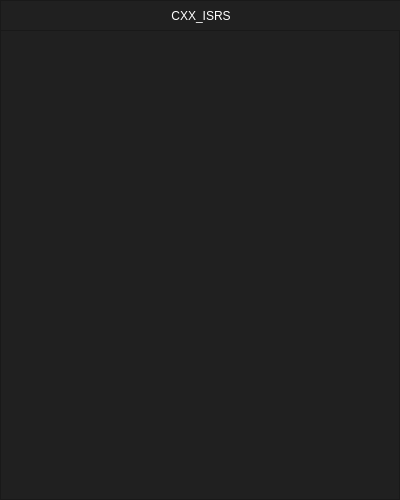
Old version of the form forms/mainwindow.ui in the repository joaogerliandro/CXX_ISRS.
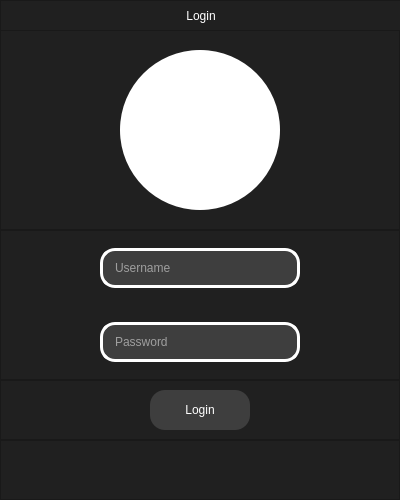
New version of the form. Icons and pictures are not drawn.

Commit message:
feature - adding simple login frame
A simple login frame without backend

```diff
--- a/forms/mainwindow.ui
+++ b/forms/mainwindow.ui
@@ -25,7 +25,11 @@
   <property name="windowTitle">
    <string>CXX_ISRS</string>
   </property>
-  <widget class="QWidget" name="centralwidget">
+  <property name="windowIcon">
+   <iconset resource="../resources/resource_file.qrc">
+    <normaloff>:/default_images/assets/default/default_user_image.png</normaloff>:/default_images/assets/default/default_user_image.png</iconset>
+  </property>
+  <widget class="QWidget" name="login_window">
    <layout class="QVBoxLayout" name="verticalLayout">
     <property name="spacing">
      <number>0</number>
@@ -102,7 +106,7 @@
           <string notr="true">color: rgb(255, 255, 255);</string>
          </property>
          <property name="text">
-          <string>CXX_ISRS</string>
+          <string>Login</string>
          </property>
          <property name="alignment">
           <set>Qt::AlignCenter</set>
@@ -177,7 +181,364 @@
      </widget>
     </item>
     <item>
-     <widget class="QFrame" name="login">
+     <widget class="QFrame" name="avatar">
+      <property name="minimumSize">
+       <size>
+        <width>400</width>
+        <height>200</height>
+       </size>
+      </property>
+      <property name="maximumSize">
+       <size>
+        <width>400</width>
+        <height>200</height>
+       </size>
+      </property>
+      <property name="styleSheet">
+       <string notr="true">background-color: rgb(32, 32, 32);</string>
+      </property>
+      <property name="frameShape">
+       <enum>QFrame::StyledPanel</enum>
+      </property>
+      <property name="frameShadow">
+       <enum>QFrame::Raised</enum>
+      </property>
+      <property name="lineWidth">
+       <number>0</number>
+      </property>
+      <layout class="QHBoxLayout" name="horizontalLayout_2">
+       <property name="spacing">
+        <number>0</number>
+       </property>
+       <property name="leftMargin">
+        <number>0</number>
+       </property>
+       <property name="topMargin">
+        <number>0</number>
+       </property>
+       <property name="rightMargin">
+        <number>0</number>
+       </property>
+       <property name="bottomMargin">
+        <number>0</number>
+       </property>
+       <item alignment="Qt::AlignHCenter|Qt::AlignVCenter">
+        <widget class="QFrame" name="image_frame">
+         <property name="minimumSize">
+          <size>
+           <width>160</width>
+           <height>160</height>
+          </size>
+         </property>
+         <property name="maximumSize">
+          <size>
+           <width>160</width>
+           <height>160</height>
+          </size>
+         </property>
+         <property name="styleSheet">
+          <string notr="true">QFrame
+{
+	background-color: rgb(255, 255, 255);
+	border-radius: 80px;
+}</string>
+         </property>
+         <property name="frameShape">
+          <enum>QFrame::StyledPanel</enum>
+         </property>
+         <property name="frameShadow">
+          <enum>QFrame::Raised</enum>
+         </property>
+         <layout class="QVBoxLayout" name="verticalLayout_2">
+          <property name="spacing">
+           <number>0</number>
+          </property>
+          <property name="leftMargin">
+           <number>0</number>
+          </property>
+          <property name="topMargin">
+           <number>0</number>
+          </property>
+          <property name="rightMargin">
+           <number>0</number>
+          </property>
+          <property name="bottomMargin">
+           <number>0</number>
+          </property>
+          <item alignment="Qt::AlignHCenter|Qt::AlignVCenter">
+           <widget class="QFrame" name="user_image">
+            <property name="minimumSize">
+             <size>
+              <width>150</width>
+              <height>150</height>
+             </size>
+            </property>
+            <property name="maximumSize">
+             <size>
+              <width>150</width>
+              <height>150</height>
+             </size>
+            </property>
+            <property name="styleSheet">
+             <string notr="true">QFrame
+{
+	border-image: url(:/default_images/assets/default/default_user_image.png) 0 0 0 0;
+	border-radius: 75px;
+}
+</string>
+            </property>
+            <property name="frameShape">
+             <enum>QFrame::StyledPanel</enum>
+            </property>
+            <property name="frameShadow">
+             <enum>QFrame::Raised</enum>
+            </property>
+           </widget>
+          </item>
+         </layout>
+        </widget>
+       </item>
+      </layout>
+     </widget>
+    </item>
+    <item>
+     <widget class="QFrame" name="user_credentials">
+      <property name="minimumSize">
+       <size>
+        <width>400</width>
+        <height>150</height>
+       </size>
+      </property>
+      <property name="maximumSize">
+       <size>
+        <width>400</width>
+        <height>150</height>
+       </size>
+      </property>
+      <property name="styleSheet">
+       <string notr="true">background-color: rgb(32, 32, 32);</string>
+      </property>
+      <property name="frameShape">
+       <enum>QFrame::StyledPanel</enum>
+      </property>
+      <property name="frameShadow">
+       <enum>QFrame::Raised</enum>
+      </property>
+      <layout class="QVBoxLayout" name="verticalLayout_3">
+       <property name="spacing">
+        <number>0</number>
+       </property>
+       <property name="leftMargin">
+        <number>0</number>
+       </property>
+       <property name="topMargin">
+        <number>0</number>
+       </property>
+       <property name="rightMargin">
+        <number>0</number>
+       </property>
+       <property name="bottomMargin">
+        <number>0</number>
+       </property>
+       <item alignment="Qt::AlignHCenter|Qt::AlignVCenter">
+        <widget class="QLineEdit" name="username">
+         <property name="minimumSize">
+          <size>
+           <width>200</width>
+           <height>40</height>
+          </size>
+         </property>
+         <property name="maximumSize">
+          <size>
+           <width>200</width>
+           <height>40</height>
+          </size>
+         </property>
+         <property name="focusPolicy">
+          <enum>Qt::StrongFocus</enum>
+         </property>
+         <property name="styleSheet">
+          <string notr="true">QLineEdit
+{
+	border: 3px solid;
+	border-color: rgb(255, 255, 255);
+	border-radius: 15px;
+	background-color: rgb(62, 62, 62);
+	padding: 10px;
+	color: rgb(255, 255, 255);
+}
+
+QLineEdit:focus
+{
+	border: 3px solid;
+	border-color: rgb(255, 97, 0);
+	border-radius: 15px;
+	background-color: rgb(52, 52, 52);
+	padding: 10px;
+	color: rgb(255, 255, 255);
+}</string>
+         </property>
+         <property name="maxLength">
+          <number>26</number>
+         </property>
+         <property name="placeholderText">
+          <string>Username</string>
+         </property>
+        </widget>
+       </item>
+       <item alignment="Qt::AlignHCenter|Qt::AlignVCenter">
+        <widget class="QLineEdit" name="password">
+         <property name="minimumSize">
+          <size>
+           <width>200</width>
+           <height>40</height>
+          </size>
+         </property>
+         <property name="maximumSize">
+          <size>
+           <width>200</width>
+           <height>40</height>
+          </size>
+         </property>
+         <property name="focusPolicy">
+          <enum>Qt::StrongFocus</enum>
+         </property>
+         <property name="styleSheet">
+          <string notr="true">QLineEdit
+{
+	border: 3px solid;
+	border-color: rgb(255, 255, 255);
+	border-radius: 15px;
+	background-color: rgb(62, 62, 62);
+	padding: 10px;
+	color: rgb(255, 255, 255);
+}
+
+QLineEdit:focus
+{
+	border: 3px solid;
+	border-color: rgb(255, 97, 0);
+	border-radius: 15px;
+	background-color: rgb(52, 52, 52);
+	padding: 10px;
+	color: rgb(255, 255, 255);
+}</string>
+         </property>
+         <property name="maxLength">
+          <number>23</number>
+         </property>
+         <property name="echoMode">
+          <enum>QLineEdit::Password</enum>
+         </property>
+         <property name="placeholderText">
+          <string>Password</string>
+         </property>
+         <property name="clearButtonEnabled">
+          <bool>false</bool>
+         </property>
+        </widget>
+       </item>
+      </layout>
+     </widget>
+    </item>
+    <item>
+     <widget class="QFrame" name="option_login">
+      <property name="minimumSize">
+       <size>
+        <width>400</width>
+        <height>60</height>
+       </size>
+      </property>
+      <property name="maximumSize">
+       <size>
+        <width>400</width>
+        <height>60</height>
+       </size>
+      </property>
+      <property name="styleSheet">
+       <string notr="true">background-color: rgb(32, 32, 32);</string>
+      </property>
+      <property name="frameShape">
+       <enum>QFrame::StyledPanel</enum>
+      </property>
+      <property name="frameShadow">
+       <enum>QFrame::Raised</enum>
+      </property>
+      <layout class="QVBoxLayout" name="verticalLayout_4">
+       <property name="spacing">
+        <number>0</number>
+       </property>
+       <property name="leftMargin">
+        <number>0</number>
+       </property>
+       <property name="topMargin">
+        <number>0</number>
+       </property>
+       <property name="rightMargin">
+        <number>0</number>
+       </property>
+       <property name="bottomMargin">
+        <number>0</number>
+       </property>
+       <item alignment="Qt::AlignHCenter|Qt::AlignVCenter">
+        <widget class="QPushButton" name="login_button">
+         <property name="minimumSize">
+          <size>
+           <width>100</width>
+           <height>40</height>
+          </size>
+         </property>
+         <property name="maximumSize">
+          <size>
+           <width>100</width>
+           <height>40</height>
+          </size>
+         </property>
+         <property name="styleSheet">
+          <string notr="true">QPushButton
+{
+	background-color: rgb(62, 62, 62);
+	border-radius: 15px;
+	color: rgb(255, 255, 255);
+}
+
+QPushButton:hover
+{
+	background-color: rgb(255, 97, 0);
+	border-radius: 15px;
+	color: rgb(32, 32, 32);
+}
+
+QPushButton:pressed
+{
+	background-color: rgb(255, 255, 255);
+	border-radius: 15px;
+	color: rgb(255, 97, 0);
+}
+</string>
+         </property>
+         <property name="text">
+          <string>Login</string>
+         </property>
+        </widget>
+       </item>
+      </layout>
+     </widget>
+    </item>
+    <item>
+     <widget class="QFrame" name="option_tools">
+      <property name="minimumSize">
+       <size>
+        <width>400</width>
+        <height>60</height>
+       </size>
+      </property>
+      <property name="maximumSize">
+       <size>
+        <width>400</width>
+        <height>60</height>
+       </size>
+      </property>
       <property name="styleSheet">
        <string notr="true">background-color: rgb(32, 32, 32);</string>
       </property>
```
Left out of the diff: 4 changed lines with no effect on the pictures. The commit also changes 3 other files.
